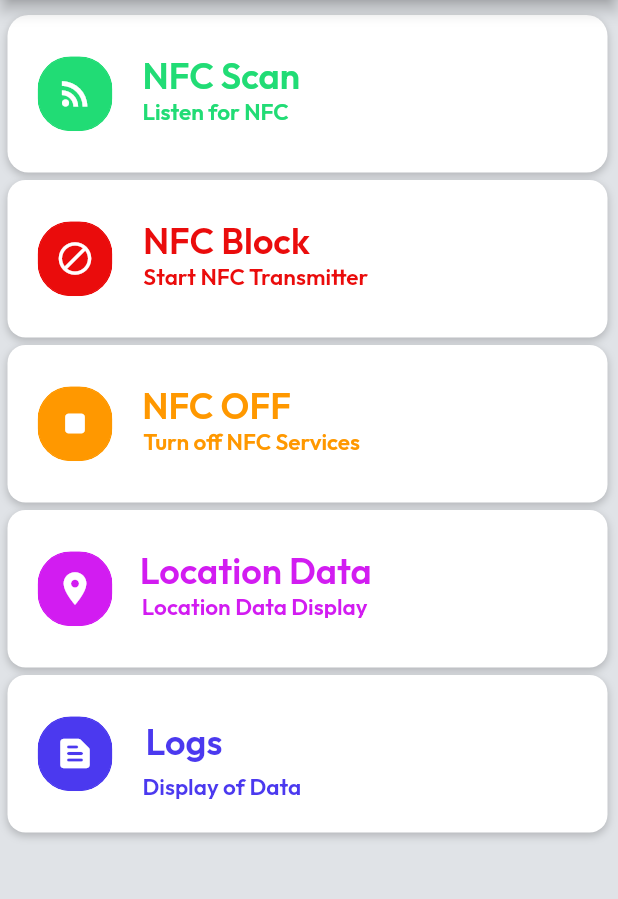
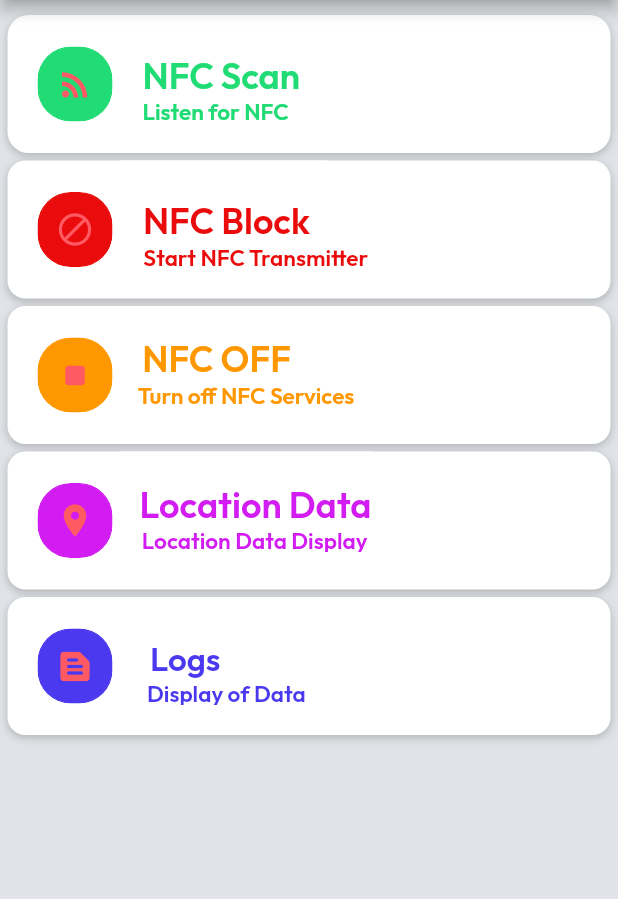
Before and after one commit to ex-nihilonihil-fit/NearSecure, a Flutter app: the screen it shows after launch, on a phone screen of 412 x 824 dp, the part 225-1124 px from its top. Run offline on Flutter 3.47's test engine with Material 2 defaults, Android fonts, the phone set to English and light mode, and no system bars; our stand-ins replace flutter_map, geolocator, google_fonts, latlong2, page_transition, shared_preferences and 2 more; missing offline and left inert: flutter_map_marker_cluster, flutter_nfc_kit, json_path, latlng, ndef; accounts and stored records are empty.

Commit message:
Update main.dart list view to fit all devices

```diff
--- a/lib/main.dart
+++ b/lib/main.dart
@@ -66,18 +66,18 @@ class HomePage extends StatelessWidget {
         ),
         body: SafeArea(
           top: true,
-          child: Column(
-            mainAxisSize: MainAxisSize.max,
+          child: ListView(
+            padding: EdgeInsets.zero,
+            scrollDirection: Axis.vertical,
             children: [
-
               Padding(
-                padding: const EdgeInsetsDirectional.fromSTEB(5, 10, 5, 0),
+                padding: EdgeInsetsDirectional.fromSTEB(5, 10, 5, 0),
                 child: Container(
-                  width: 400,
-                  height: 105,
+                  width: 390,
+                  height: 92,
                   decoration: BoxDecoration(
                     color: FlutterFlowTheme.of(context).secondaryBackground,
-                    boxShadow: const [
+                    boxShadow: [
                       BoxShadow(
                         blurRadius: 4,
                         color: Color(0x33000000),
@@ -87,13 +87,11 @@ class HomePage extends StatelessWidget {
                     borderRadius: BorderRadius.circular(14),
                     shape: BoxShape.rectangle,
                   ),
-                  alignment: const AlignmentDirectional(0, 0),
+                  alignment: AlignmentDirectional(0, 0),
                   child: Row(
                     mainAxisSize: MainAxisSize.max,
                     children: [
-                      Align(
-                        alignment: AlignmentDirectional(0, 0),
-                        child: Padding(
+                      Padding(
                         padding: EdgeInsetsDirectional.fromSTEB(20, 0, 5, 0),
                         child: FlutterFlowIconButton(
                           borderColor: Color(0xFF21DC75),
@@ -103,10 +101,10 @@ class HomePage extends StatelessWidget {
                           fillColor: Color(0xFF21DC75),
                           icon: Icon(
                             Icons.rss_feed,
-                              color: FlutterFlowTheme.of(context).primaryBtnText,
+                            color: FlutterFlowTheme.of(context).alternate,
                             size: 26,
                           ),
-                            //showLoadingIndicator: true,
+
                           onPressed: () {
                             // Listen for NFC signals
                             nfcListener.listen();
@@ -119,10 +117,8 @@ class HomePage extends StatelessWidget {
                           },
                         ),
                       ),
-                      ),
                       Column(
                         mainAxisSize: MainAxisSize.max,
-                        mainAxisAlignment: MainAxisAlignment.start,
                         crossAxisAlignment: CrossAxisAlignment.start,
                         children: [
                           Container(
@@ -184,8 +180,8 @@ class HomePage extends StatelessWidget {
               Padding(
                 padding: EdgeInsetsDirectional.fromSTEB(5, 5, 5, 0),
                 child: Container(
-                  width: 400,
-                  height: 105,
+                  width: 390,
+                  height: 92,
                   decoration: BoxDecoration(
                     color: FlutterFlowTheme.of(context).secondaryBackground,
                     boxShadow: [
@@ -211,7 +207,7 @@ class HomePage extends StatelessWidget {
                           fillColor: Color(0xFFEA0C0C),
                           icon: Icon(
                             Icons.block,
-                            color: FlutterFlowTheme.of(context).primaryBtnText,
+                            color: FlutterFlowTheme.of(context).alternate,
                             size: 26,
                           ),
                           onPressed: () {
@@ -228,7 +224,6 @@ class HomePage extends StatelessWidget {
                       ),
                       Column(
                         mainAxisSize: MainAxisSize.max,
-                        mainAxisAlignment: MainAxisAlignment.start,
                         crossAxisAlignment: CrossAxisAlignment.start,
                         children: [
                           Container(
@@ -290,8 +285,8 @@ class HomePage extends StatelessWidget {
               Padding(
                 padding: EdgeInsetsDirectional.fromSTEB(5, 5, 5, 0),
                 child: Container(
-                  width: 400,
-                  height: 105,
+                  width: 390,
+                  height: 92,
                   decoration: BoxDecoration(
                     color: FlutterFlowTheme.of(context).secondaryBackground,
                     boxShadow: [
@@ -317,7 +312,7 @@ class HomePage extends StatelessWidget {
                           fillColor: Colors.orange,
                           icon: Icon(
                             Icons.stop_rounded,
-                            color: FlutterFlowTheme.of(context).primaryBtnText,
+                            color: FlutterFlowTheme.of(context).alternate,
                             size: 26,
                           ),
                           onPressed: () {
@@ -336,14 +331,13 @@ class HomePage extends StatelessWidget {
                       ),
                       Column(
                         mainAxisSize: MainAxisSize.max,
-                        mainAxisAlignment: MainAxisAlignment.start,
                         crossAxisAlignment: CrossAxisAlignment.start,
                         children: [
                           Padding(
                             padding: EdgeInsetsDirectional.fromSTEB(2, 0, 0, 0),
                             child: Container(
                               width: 112,
-                              height: 55,
+                              height: 50,
                               decoration: BoxDecoration(
                                 color: FlutterFlowTheme.of(context)
                                     .secondaryBackground,
@@ -356,7 +350,7 @@ class HomePage extends StatelessWidget {
                                   child: Text(
                                     'NFC OFF',
                                     style: FlutterFlowTheme.of(context)
-                                        .bodyText2
+                                        .bodyText1
                                         .override(
                                       fontFamily: 'Outfit',
                                       color: Colors.orange,
@@ -375,16 +369,19 @@ class HomePage extends StatelessWidget {
                                   .secondaryBackground,
                             ),
                             child: Align(
-                              alignment: AlignmentDirectional(1, -1),
+                              alignment: AlignmentDirectional(0, -1),
+                              child: Padding(
+                                padding:
+                                EdgeInsetsDirectional.fromSTEB(8, 0, 0, 0),
                                 child: Text(
                                   'Turn off NFC Services',
                                   style: FlutterFlowTheme.of(context)
-                                    .bodyText1
+                                      .bodyText2
                                       .override(
                                     fontFamily: 'Outfit',
-                                  color:
-                                  Colors.orange,
+                                    color: Colors.orange,
                                     fontSize: 15,
+                                  ),
                                 ),
                               ),
                             ),
@@ -398,8 +395,8 @@ class HomePage extends StatelessWidget {
               Padding(
                 padding: EdgeInsetsDirectional.fromSTEB(5, 5, 5, 0),
                 child: Container(
-                  width: 400,
-                  height: 105,
+                  width: 390,
+                  height: 92,
                   decoration: BoxDecoration(
                     color: FlutterFlowTheme.of(context).secondaryBackground,
                     boxShadow: [
@@ -425,7 +422,7 @@ class HomePage extends StatelessWidget {
                           fillColor: Color(0xFFD21CF1),
                           icon: Icon(
                             Icons.location_on,
-                            color: FlutterFlowTheme.of(context).primaryBtnText,
+                            color: FlutterFlowTheme.of(context).alternate,
                             size: 26,
                           ),
                           onPressed: () async {
@@ -436,7 +433,6 @@ class HomePage extends StatelessWidget {
                               // navigate to the DisplayLocationData view
                               Navigator.push(context, MaterialPageRoute(builder: (context) =>  DisplayLocation()));
                             }
-
                           },
                         ),
                       ),
@@ -447,13 +443,13 @@ class HomePage extends StatelessWidget {
                         children: [
                           Container(
                             width: 168,
-                            height: 55,
+                            height: 50,
                             decoration: BoxDecoration(
                               color: FlutterFlowTheme.of(context)
                                   .secondaryBackground,
                             ),
                             child: Align(
-                              alignment: AlignmentDirectional(0, 1),
+                              alignment: AlignmentDirectional(-1, 1),
                               child: Padding(
                                 padding:
                                 EdgeInsetsDirectional.fromSTEB(13, 0, 0, 0),
@@ -504,8 +500,8 @@ class HomePage extends StatelessWidget {
               Padding(
                 padding: EdgeInsetsDirectional.fromSTEB(5, 5, 5, 0),
                 child: Container(
-                  width: 400,
-                  height: 105,
+                  width: 390,
+                  height: 92,
                   decoration: BoxDecoration(
                     color: FlutterFlowTheme.of(context).secondaryBackground,
                     boxShadow: [
@@ -530,33 +526,28 @@ class HomePage extends StatelessWidget {
                           fillColor: FlutterFlowTheme.of(context).warning,
                           icon: Icon(
                             Icons.text_snippet_rounded,
-                            color: FlutterFlowTheme.of(context).primaryBtnText,
+                            color: FlutterFlowTheme.of(context).alternate,
                             size: 26,
                           ),
                           onPressed: () {
-
                             Navigator.push(context, MaterialPageRoute(builder: (context) =>  DisplayLogData()));
-
                           },
                         ),
                       ),
                       Column(
                         mainAxisSize: MainAxisSize.max,
-                        mainAxisAlignment: MainAxisAlignment.start,
-                        crossAxisAlignment: CrossAxisAlignment.start,
                         children: [
-                          Container(
+                          Align(
+                            alignment: AlignmentDirectional(-1, -1),
+                            child: Container(
                               width: 110,
-                            height: 59,
+                              height: 55,
                               decoration: BoxDecoration(
                                 color: FlutterFlowTheme.of(context)
                                     .secondaryBackground,
                               ),
                               child: Align(
-                              alignment: AlignmentDirectional(-1,1),
-                              child: Padding(
-                                padding:
-                                EdgeInsetsDirectional.fromSTEB(17, 0, 0, 0),
+                                alignment: AlignmentDirectional(-1, 1),
                                 child: Text(
                                   'Logs',
                                   style: FlutterFlowTheme.of(context)
@@ -565,7 +556,7 @@ class HomePage extends StatelessWidget {
                                     fontFamily: 'Outfit',
                                     color: FlutterFlowTheme.of(context)
                                         .warning,
-                                    fontSize: 24,
+                                    fontSize: 22,
                                   ),
                                 ),
                               ),
@@ -573,16 +564,16 @@ class HomePage extends StatelessWidget {
                           ),
                           Container(
                             width: 150,
-                            height: 25,
+                            height: 17,
                             decoration: BoxDecoration(
                               color: FlutterFlowTheme.of(context)
                                   .secondaryBackground,
                             ),
                             child: Align(
-                              alignment: AlignmentDirectional(-1,1),
+                              alignment: AlignmentDirectional(-1, 1),
                               child: Padding(
                                 padding:
-                                EdgeInsetsDirectional.fromSTEB(15, 0, 0, 0),
+                                EdgeInsetsDirectional.fromSTEB(18, 0, 0, 0),
                                 child: Text(
                                   'Display of Data',
                                   style: FlutterFlowTheme.of(context)
```
Lines whose indentation alone changed are shown as unchanged.
